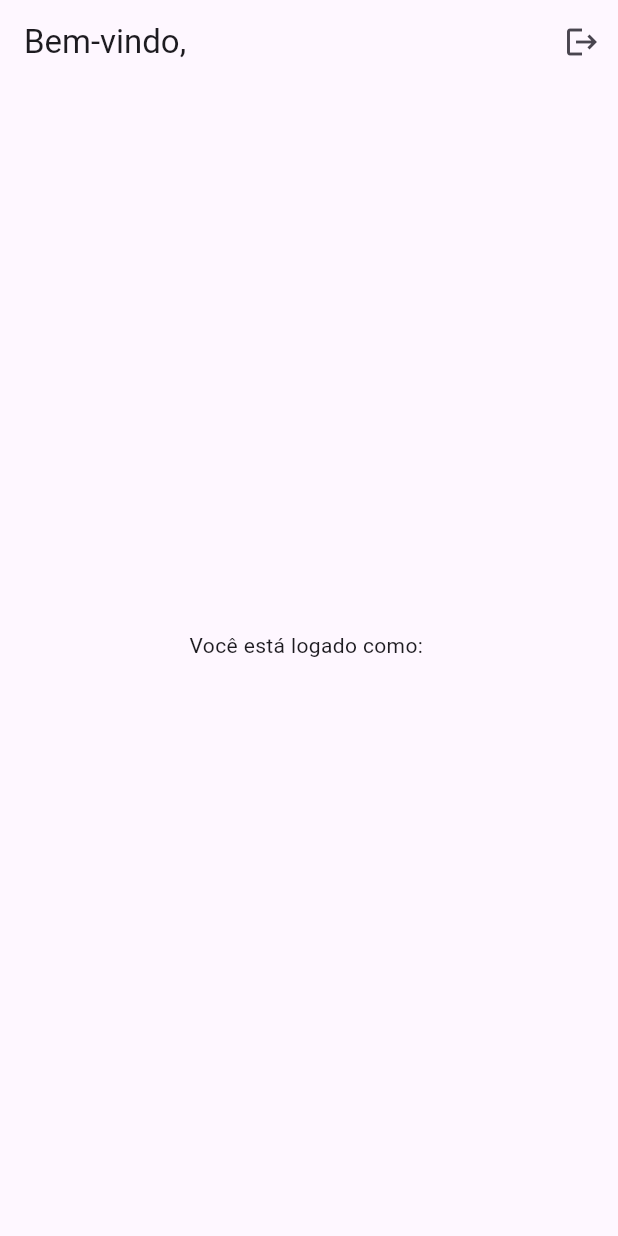
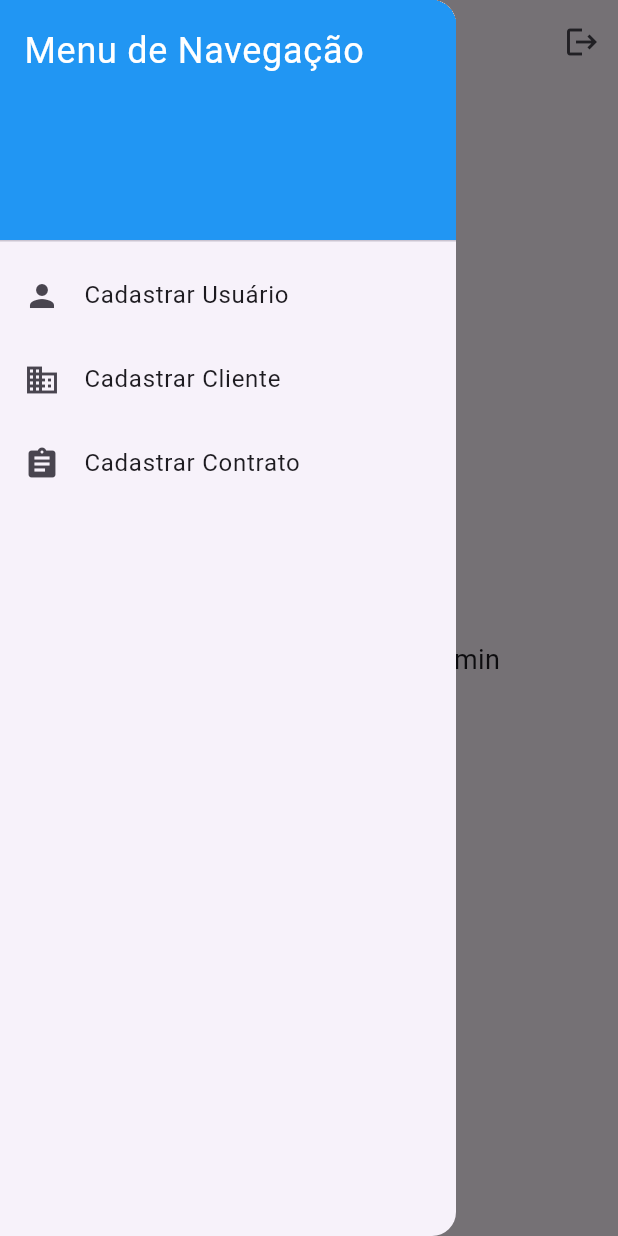
Before and after one commit to Raizhe/comissao-flutter-web, a Flutter app: the screen it shows once a user with an empty profile is signed in, with the side drawer open (before the commit the screen has no drawer), on a phone screen of 412 x 824 dp. Run offline on Flutter 3.47's test engine with Material 3 defaults, Android fonts, the phone set to English and light mode, and no system bars; our stand-ins replace cloud_firestore, firebase_auth, firebase_core, get; accounts and stored records are empty.

Commit message:
Side bar has been added

```diff
--- a/lib/presentation/screens/home/home_page.dart
+++ b/lib/presentation/screens/home/home_page.dart
@@ -1,19 +1,8 @@
 import 'package:flutter/material.dart';
 import 'package:firebase_auth/firebase_auth.dart';
 import 'package:get/get.dart';
-import '../../../data/repositories/user_repository.dart';
-import '../contract/contract_form_page.dart'; // Importe o repositório para buscar o papel
 
 class HomePage extends StatelessWidget {
-  final UserRepository userRepository = UserRepository();
-
-  HomePage({super.key});
-
-  Future<void> _signOut() async {
-    await FirebaseAuth.instance.signOut();
-    Get.offAllNamed('/login'); // Usando GetX para navegação após o logout
-  }
-
   @override
   Widget build(BuildContext context) {
     User? user = FirebaseAuth.instance.currentUser;
@@ -25,78 +14,58 @@ class HomePage extends StatelessWidget {
         actions: [
           IconButton(
             icon: const Icon(Icons.logout),
-            onPressed: _signOut,
+            onPressed: () {
+              FirebaseAuth.instance.signOut();
+              Get.offNamed('/login');  // Usando o GetX para navegação
+            },
           ),
         ],
       ),
-      body: FutureBuilder<String?>(
-        future: userRepository.getUserRole(user!.uid),
-        // Busca o papel do usuário
-        builder: (context, snapshot) {
-          if (snapshot.connectionState == ConnectionState.waiting) {
-            return const Center(child: CircularProgressIndicator());
-          } else if (snapshot.hasData) {
-            String? role = snapshot.data;
-            print('Role recebido: $role');
-            return Center(
-              child: Column(
-                mainAxisAlignment: MainAxisAlignment.center,
-                children: [
-                  Text('Você está logado como: $role'),
-                  const SizedBox(height: 20),
-                  // Mostrar diferentes funcionalidades com base no papel do usuário
-                  if (role == 'admin') ...[
-                    ElevatedButton(
-                      onPressed: () {
-                        Get.toNamed('/user_form'); // Navegação usando GetX
+      drawer: Drawer(
+        child: ListView(
+          padding: EdgeInsets.zero,
+          children: <Widget>[
+            const DrawerHeader(
+              decoration: BoxDecoration(
+                color: Colors.blue,
+              ),
+              child: Text(
+                'Menu de Navegação',
+                style: TextStyle(
+                  color: Colors.white,
+                  fontSize: 24,
+                ),
+              ),
+            ),
+            ListTile(
+              leading: Icon(Icons.person),
+              title: Text('Cadastrar Usuário'),
+              onTap: () {
+                Get.toNamed('/user_form');  // Navegar para Cadastrar Usuário
               },
-                      child: const Text('Cadastrar Usuário'),
             ),
-                    ElevatedButton(
-                      onPressed: () {
-                        Get.toNamed('/client_form');
+            ListTile(
+              leading: Icon(Icons.business),
+              title: Text('Cadastrar Cliente'),
+              onTap: () {
+                Get.toNamed('/client_form');  // Navegar para Cadastrar Cliente
               },
-                      child: const Text('Cadastrar Cliente'),
             ),
-                    ElevatedButton(
-                      onPressed: () {
-                        Get.to(() => ContractFormPage()); // Navegar para a página de formulário de contrato
+            ListTile(
+              leading: Icon(Icons.assignment),
+              title: Text('Cadastrar Contrato'),
+              onTap: () {
+                Get.toNamed('/contract_form');  // Navegar para Cadastrar Contrato
               },
-                      child: const Text('Cadastrar Contrato'),
-                    ),
-                    // Mais permissões de admin aqui...
-                  ],
-                  if (role == 'seller' || role == 'pre_seller') ...[
-
-                    ElevatedButton(
-                      onPressed: () {
-                        Get.to(() => ContractFormPage()); // Navegar para a página de formulário de contrato
-                      },
-                      child: const Text('Cadastrar Contrato'),
-                    ),
-                    ElevatedButton(
-                      onPressed: () {
-                        Get.toNamed('/client_form');
-                      },
-                      child: const Text('Cadastrar Cliente'),
             ),
           ],
-                  if (role == 'manager') ...[
-                    ElevatedButton(
-                      onPressed: () {
-                        Get.toNamed('/commission_form');
-                      },
-                      child: const Text('Gerenciar Comissões'),
         ),
-                  ],
-                ],
       ),
-            );
-          } else {
-            return const Center(
-                child: Text('Erro ao carregar o papel do usuário. Verifique os dados no Firestore.'));
-          }
-        },
+      body: Center(
+        child: Text(
+          'Você está logado como: admin',
+          style: TextStyle(fontSize: 18),
+        ),
       ),
     );
   }
```
Lines whose indentation alone changed are shown as unchanged.
